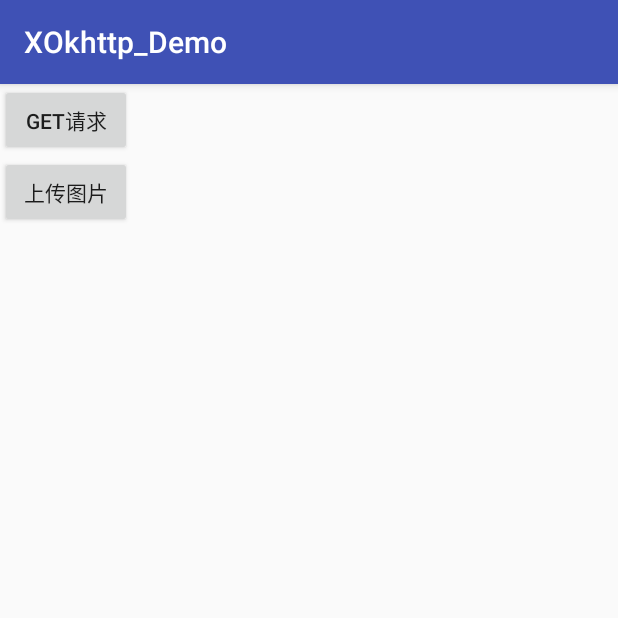
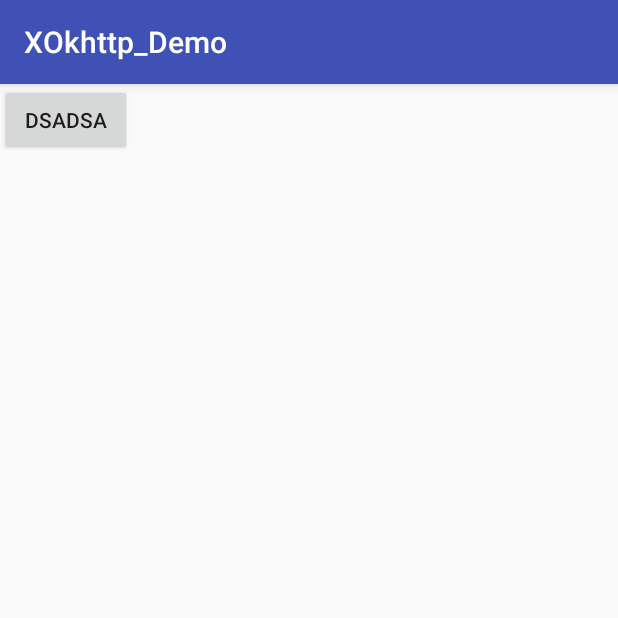
Before and after one commit to TLocation/XOkhttp_Demo, an Android app: the screen it shows after launch (MainActivity before the commit, Main2Activity after it), on a phone screen of 412 x 824 dp, the top half of it. Run offline under Robolectric (Android 15) with nearby library versions, the phone set to English and light mode, and no system bars.

Commit message:
增加生命周期绑定

```diff
--- /dev/null
+++ b/app/src/main/java/com/loction/xokhttp_demo/Main2Activity.java
@@ -0,0 +1,22 @@
+package com.loction.xokhttp_demo;
+
+import android.content.Intent;
+import android.support.v7.app.AppCompatActivity;
+import android.os.Bundle;
+import android.view.View;
+
+public class Main2Activity extends AppCompatActivity {
+
+	@Override
+	protected void onCreate(Bundle savedInstanceState) {
+		super.onCreate(savedInstanceState);
+		setContentView(R.layout.activity_main2);
+		findViewById(R.id.test_id)
+				.setOnClickListener(new View.OnClickListener() {
+					@Override
+					public void onClick(View v) {
+						startActivity(new Intent(Main2Activity.this, MainActivity.class));
+					}
+				});
+	}
+}
--- a/app/src/main/java/com/loction/xokhttp_demo/MainActivity.java
+++ b/app/src/main/java/com/loction/xokhttp_demo/MainActivity.java
@@ -40,7 +40,7 @@ public class MainActivity extends AppCompatActivity {
 		xOkhttpClient = new XOkhttpClient.Builder()
 				.setBaseClass(BaseResponse.class)
 				.builder();
-		xOkhttpClient.get().url("http://www.wanandroid.com/project/list/{page}/json")
+		xOkhttpClient.with(this).get().url("http://www.wanandroid.com/project/list/{page}/json")
 				.addPathParam("page","0")
 				.addParam("cid","294")
 				.enqueue(new GsonResponseHandler<DayaBean>() {
@@ -49,7 +49,7 @@ public class MainActivity extends AppCompatActivity {
 						LogUtils.d("test", response.toString());
 					}
 				});
-		xOkhttpClient.post()
+		xOkhttpClient.with(this).post()
 				.url("http://www.wanandroid.com/article/query/{page}/json")
 				.addPathParam("page","0")
 				.addParam("k","TextView")
@@ -71,7 +71,7 @@ public class MainActivity extends AppCompatActivity {
 
 	private void uploadFile(File file) {
 
-		xOkhttpClient.upload()
+		xOkhttpClient.with(this).upload()
 				.addFile("file", file)
 				.url("http://hb5.api.okayapi.com/?s=App.CDN.UploadImg&app_key=A7C413FD1FDAC974F64996121A95F417")
 //                .addParam("app_key","A7C413FD1FDAC974F64996121A95F417")
--- /dev/null
+++ b/app/src/main/res/layout/activity_main2.xml
@@ -0,0 +1,14 @@
+<?xml version="1.0" encoding="utf-8"?>
+<LinearLayout xmlns:android="http://schemas.android.com/apk/res/android"
+	xmlns:app="http://schemas.android.com/apk/res-auto"
+	xmlns:tools="http://schemas.android.com/tools"
+	android:layout_width="match_parent"
+	android:layout_height="match_parent"
+	android:orientation="vertical"
+	tools:context="com.loction.xokhttp_demo.Main2Activity">
+<Button
+	android:id="@+id/test_id"
+	android:text="dsadsa"
+	android:layout_width="wrap_content"
+	android:layout_height="wrap_content" />
+</LinearLayout>
--- a/app/src/main/res/values/strings.xml
+++ b/app/src/main/res/values/strings.xml
@@ -1,3 +1,3 @@
 <resources>
-    <string name="app_name">XOkhttp_Demo</string>
+	<string name="app_name">XOkhttp_Demo</string>
 </resources>
--- a/xokhttp/src/main/java/com/loction/xokhttp/XOkhttpClient.java
+++ b/xokhttp/src/main/java/com/loction/xokhttp/XOkhttpClient.java
@@ -3,6 +3,8 @@ package com.loction.xokhttp;
 import android.content.Context;
 import android.os.Handler;
 import android.os.Looper;
+import android.support.v4.app.Fragment;
+import android.support.v4.app.FragmentActivity;
 
 import com.loction.xokhttp.builder.GetRequestBuilder;
 import com.loction.xokhttp.builder.PostRequestBuilder;
@@ -90,17 +92,12 @@ public class XOkhttpClient {
 
 
 
-    public GetRequestBuilder get() {
-        return new GetRequestBuilder(mOkHttpClient);
-    }
-
-    public PostRequestBuilder post() {
-        return new PostRequestBuilder(mOkHttpClient);
-    }
-
-
-    public UpdateRequestBuilder upload(){return new UpdateRequestBuilder(mOkHttpClient);}
-
+    public LifecycleManager with(FragmentActivity context){
+		return new LifecycleManager(mOkHttpClient, context);
+	}
+	public  LifecycleManager with(Fragment context){
+		return new LifecycleManager(mOkHttpClient, context);
+	}
     public void cancelTag(Object tag) {
         if (tag == null) return;
         for (Call call : mOkHttpClient.dispatcher().queuedCalls()) {
--- a/xokhttp/src/main/java/com/loction/xokhttp/builder/BaseRequestParamsBuilder.java
+++ b/xokhttp/src/main/java/com/loction/xokhttp/builder/BaseRequestParamsBuilder.java
@@ -14,8 +14,9 @@ public abstract class BaseRequestParamsBuilder<T extends BaseRequestParamsBuilde
     protected Map<String, String> params;
     protected String json;
 
-
-
+    public BaseRequestParamsBuilder(OkHttpClient xOkhttpClient, Object tag) {
+        super(xOkhttpClient, tag);
+    }
 
 
     public T putJson(String json) {
@@ -27,9 +28,7 @@ public abstract class BaseRequestParamsBuilder<T extends BaseRequestParamsBuilde
 
 
 
-    public BaseRequestParamsBuilder(OkHttpClient xOkhttpClient) {
-        super(xOkhttpClient);
-    }
+
 
 
     /***
--- a/xokhttp/src/main/java/com/loction/xokhttp/builder/GetRequestBuilder.java
+++ b/xokhttp/src/main/java/com/loction/xokhttp/builder/GetRequestBuilder.java
@@ -17,8 +17,8 @@ import okhttp3.Request;
 public class GetRequestBuilder extends BaseRequestParamsBuilder<GetRequestBuilder> {
 
 
-    public GetRequestBuilder(OkHttpClient xOkhttpClient) {
-        super(xOkhttpClient);
+    public GetRequestBuilder(OkHttpClient xOkhttpClient, Object tag) {
+        super(xOkhttpClient, tag);
     }
 
     @Override
--- a/xokhttp/src/main/java/com/loction/xokhttp/builder/PostRequestBuilder.java
+++ b/xokhttp/src/main/java/com/loction/xokhttp/builder/PostRequestBuilder.java
@@ -20,12 +20,10 @@ import okhttp3.RequestBody;
 
 public class PostRequestBuilder extends BaseRequestParamsBuilder<PostRequestBuilder> {
 
-    public PostRequestBuilder(OkHttpClient xOkhttpClient) {
-        super(xOkhttpClient);
+
+    public PostRequestBuilder(OkHttpClient xOkhttpClient, Object tag) {
+        super(xOkhttpClient, tag);
     }
-
-
-
 
     @Override
     public void enqueue(IResponse iResponse) {
--- a/xokhttp/src/main/java/com/loction/xokhttp/builder/UpdateRequestBuilder.java
+++ b/xokhttp/src/main/java/com/loction/xokhttp/builder/UpdateRequestBuilder.java
@@ -26,8 +26,8 @@ public class UpdateRequestBuilder extends BaseRequestParamsBuilder<UpdateRequest
 
 	private Map<String, File> files;
 
-	public UpdateRequestBuilder(OkHttpClient xOkhttpClient) {
-		super(xOkhttpClient);
+	public UpdateRequestBuilder(OkHttpClient xOkhttpClient, Object tag) {
+		super(xOkhttpClient, tag);
 	}
 
 
```
Also changed, not shown: app/src/main/AndroidManifest.xml (+9 -6 lines), xokhttp/src/main/java/com/loction/xokhttp/LifecycleManager.java (added, +70 -0 lines), xokhttp/src/main/java/com/loction/xokhttp/builder/BaseRequestBuilder.java (+2 -11 lines).
